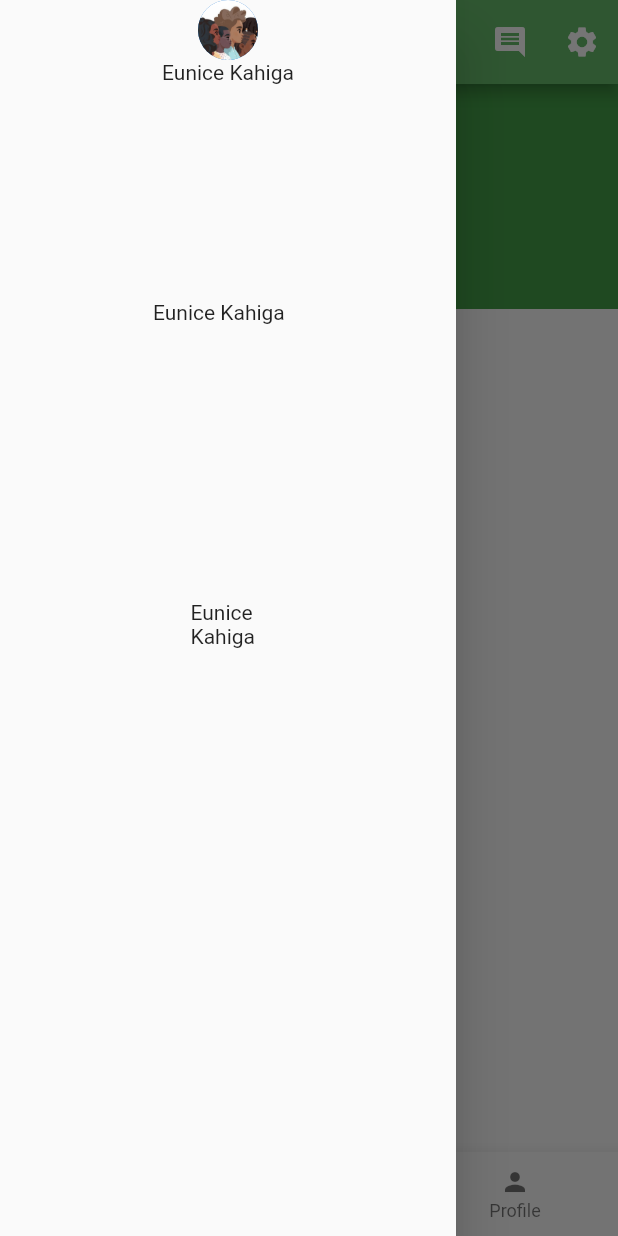
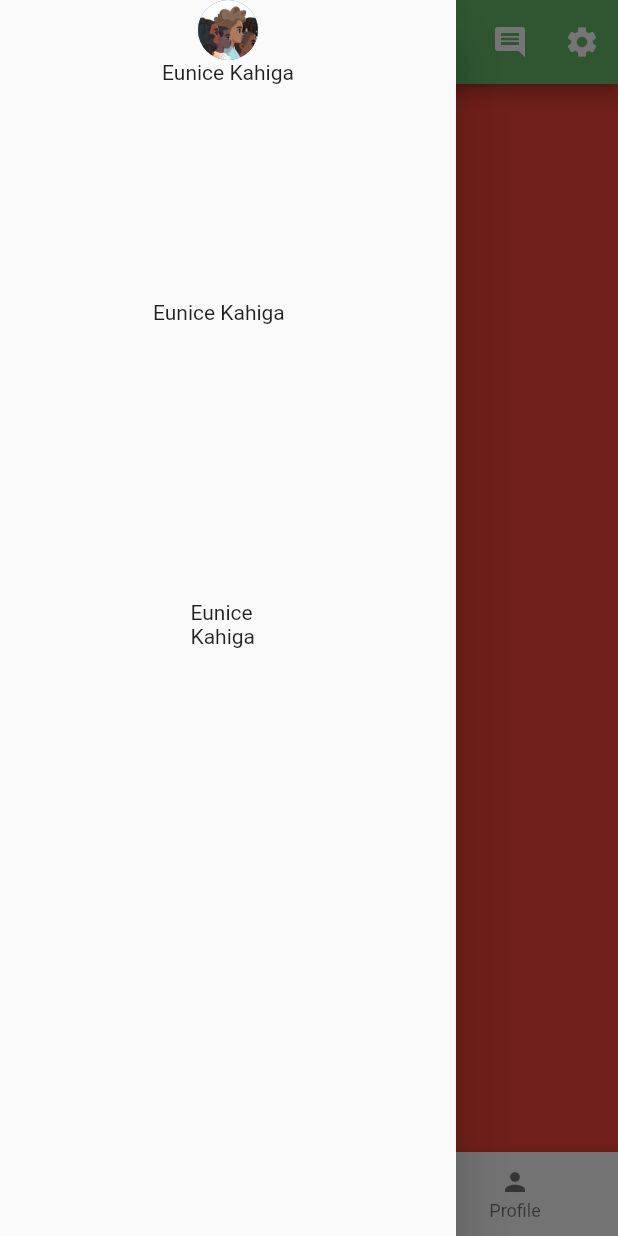
Before and after one commit to WALLETYKE/wallety, a Flutter app: the screen it shows after launch, item 2 of the bottom bar chosen, with the side drawer open, on a phone screen of 412 x 824 dp. Run offline on Flutter 3.47's test engine with Material 2 defaults, Android fonts, the phone set to English and light mode, and no system bars; our stand-ins replace charts_flutter.

```diff
--- a/lib/main.dart
+++ b/lib/main.dart
@@ -29,7 +29,7 @@ class _HomeState extends State<Home> {
 
   final tabs = [
     Center(child: HomePage()),
-    Center(child: Stats()),
+    Center(child: Header()),
     Center(child: Profile()),
   ];
 
--- a/lib/screens/stats.dart
+++ b/lib/screens/stats.dart
@@ -1,63 +1,15 @@
 import 'package:flutter/material.dart';
+import 'package:charts_flutter/flutter.dart' as charts;
+import '../screens/expense_chart.dart';
+import '../models/expense.dart';
 
-class Stats extends StatefulWidget {
-  @override
-  _StatsState createState() => _StatsState();
-}
-
-class _StatsState extends State<Stats> {
+class Header extends StatelessWidget {
   @override
   Widget build(BuildContext context) {
     return Scaffold(
-      //appbar is a child of the scaffold
-      //AppBar
-
-      //Body is a child of the scaffold
-      body: Column(
-        children: <Widget>[
-//all the body children widgets go here
-
-          Container(
-            width: double.infinity,
-            height: 150.0,
-            child: ListView(
-              scrollDirection: Axis.horizontal,
-              shrinkWrap: true,
-              physics: BouncingScrollPhysics(),
-              children: <Widget>[
-                Container(
-                  color: Colors.green[600],
-                  width: 100.0,
-                  height: 150.0,
-                ),
-                Container(
-                  color: Colors.green[600],
-                  width: 100.0,
-                  height: 150.0,
-                ),
-                Container(
-                  color: Colors.green[600],
-                  width: 100.0,
-                  height: 150.0,
-                ),
-                Container(
-                  color: Colors.green[600],
-                  width: 100.0,
-                  height: 150.0,
-                ),
-                Container(
-                  color: Colors.green[600],
-                  width: 100.0,
-                  height: 150.0,
-                ),
-              ],
-            ),
-          ),
-
-//end of body children widgets
-        ],
+      body: Container(
+        color: Colors.red,
       ),
-
     );
   }
 }
```
Also changed, not shown: lib/screens/expense_chart.dart (added, +12 -0 lines), lib/screens/profile.dart (+47 -13 lines), pubspec.yaml (+11 -1 lines), assets/img/background.png (added), assets/img/foreground.png (added), assets/img/icon.png (added), lib/models/expense.dart (added), pubspec.lock, 1 other file.
